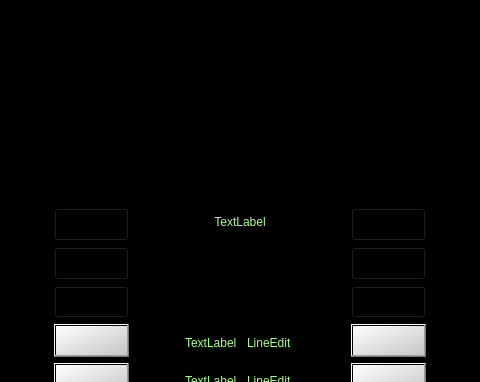
Qt form bank-automat/withdraw.ui (mikkeohukainen/ATM_SIM_23) before a commit; both pictures show x 466 to 946 and y 0 to 382 of the 1412 by 822 pixel window.
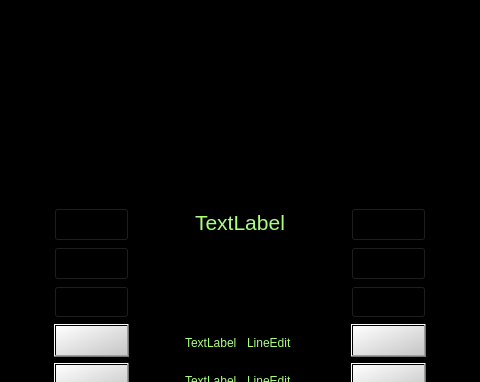
The same form after that commit.

```diff
--- a/bank-automat/withdraw.ui
+++ b/bank-automat/withdraw.ui
@@ -504,6 +504,14 @@
         </property>
         <item>
          <widget class="QLabel" name="label_top">
+          <property name="font">
+           <font>
+            <family>Segoe UI</family>
+            <pointsize>16</pointsize>
+            <italic>false</italic>
+            <bold>false</bold>
+           </font>
+          </property>
           <property name="styleSheet">
            <string notr="true">background-color: black;
 color: rgb(170, 255, 127);
```
